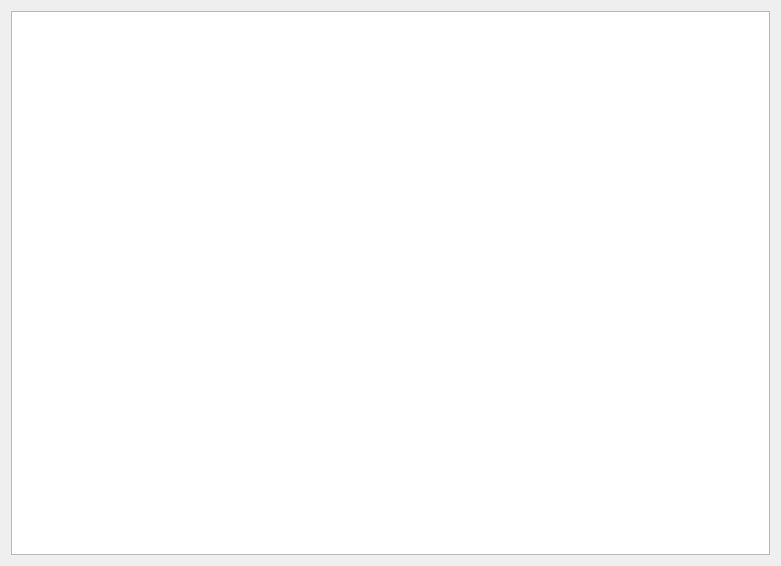
This is PDF/pdftable.ui in Godones/QT-Application as Qt 5 draws it before an edit. The edited form follows.
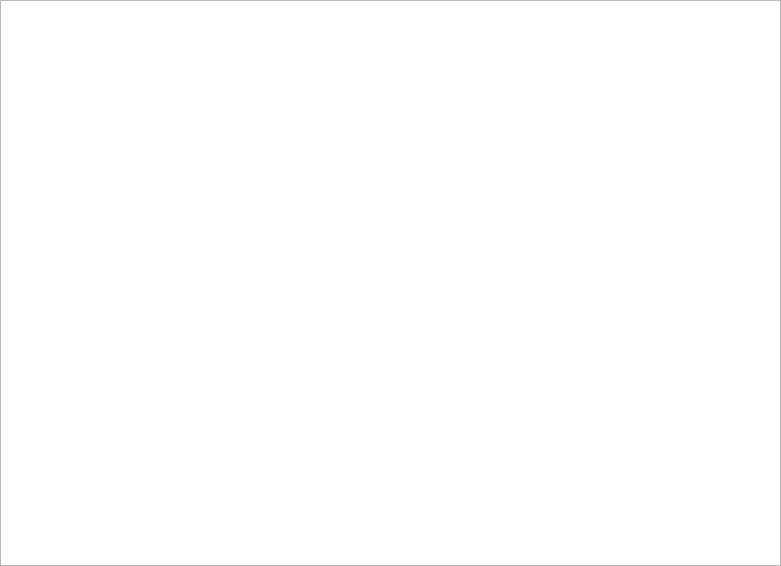
This is the edited form.

```diff
--- a/PDF/pdftable.ui
+++ b/PDF/pdftable.ui
@@ -14,6 +14,21 @@
    <string>Form</string>
   </property>
   <layout class="QHBoxLayout" name="horizontalLayout">
+   <property name="spacing">
+    <number>0</number>
+   </property>
+   <property name="leftMargin">
+    <number>0</number>
+   </property>
+   <property name="topMargin">
+    <number>0</number>
+   </property>
+   <property name="rightMargin">
+    <number>0</number>
+   </property>
+   <property name="bottomMargin">
+    <number>0</number>
+   </property>
    <item>
     <widget class="QListWidget" name="listWidget"/>
    </item>
```
